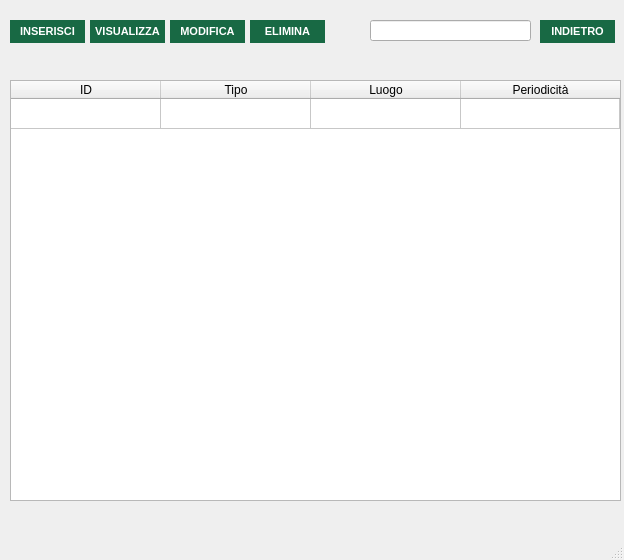
Qt form src/main/gui/servizi.ui (OT-Rax/AnconAmbiente) before a commit.
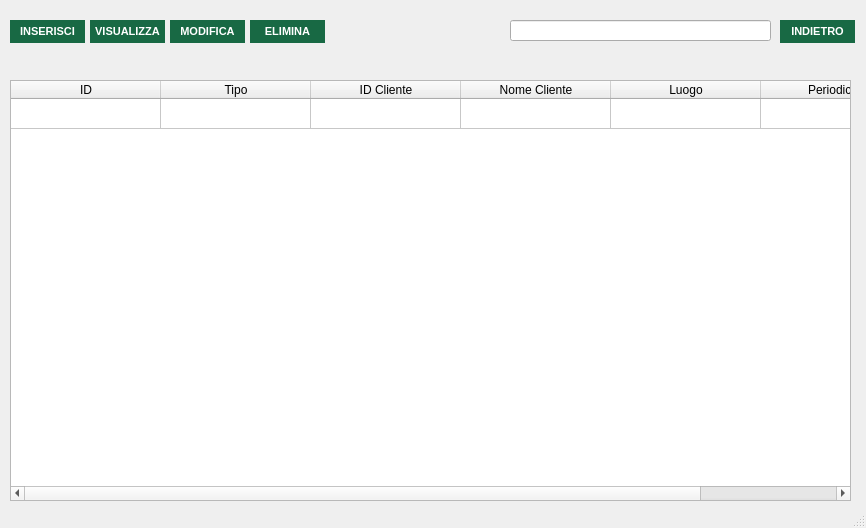
The same form after that commit. Icons and pictures are not drawn.

What changed in the file:
```diff
--- a/src/main/gui/servizi.ui
+++ b/src/main/gui/servizi.ui
@@ -6,8 +6,8 @@
    <rect>
     <x>0</x>
     <y>0</y>
-    <width>624</width>
-    <height>560</height>
+    <width>866</width>
+    <height>528</height>
    </rect>
   </property>
   <property name="windowTitle">
@@ -51,7 +51,7 @@
    <widget class="QLabel" name="label">
     <property name="geometry">
      <rect>
-      <x>350</x>
+      <x>490</x>
       <y>20</y>
       <width>21</width>
       <height>21</height>
@@ -96,7 +96,7 @@
      <rect>
       <x>10</x>
       <y>80</y>
-      <width>611</width>
+      <width>841</width>
       <height>421</height>
      </rect>
     </property>
@@ -130,6 +130,16 @@
       <string>Tipo</string>
      </property>
     </column>
+    <column>
+     <property name="text">
+      <string>ID Cliente</string>
+     </property>
+    </column>
+    <column>
+     <property name="text">
+      <string>Nome Cliente</string>
+     </property>
+    </column>
     <column>
      <property name="text">
       <string>Luogo</string>
@@ -217,7 +227,7 @@
    <widget class="QPushButton" name="indietro_button">
     <property name="geometry">
      <rect>
-      <x>540</x>
+      <x>780</x>
       <y>20</y>
       <width>75</width>
       <height>23</height>
@@ -247,9 +257,9 @@
    <widget class="QLineEdit" name="search_field">
     <property name="geometry">
      <rect>
-      <x>370</x>
+      <x>510</x>
       <y>20</y>
-      <width>161</width>
+      <width>261</width>
       <height>21</height>
      </rect>
     </property>
```
